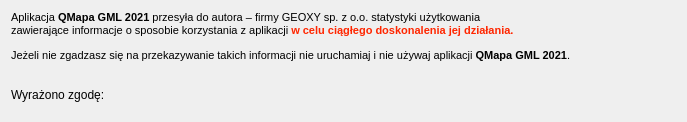
Above: ui/terms_info.ui from geoxyIT/QMapa before the change. Below: the same form after it.
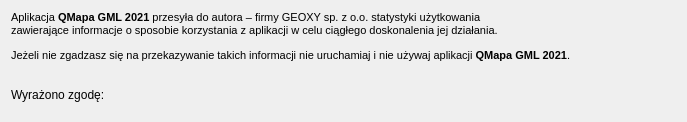
That is the form after the change.

The edit to the form file:
```diff
--- a/ui/terms_info.ui
+++ b/ui/terms_info.ui
@@ -23,7 +23,7 @@
       </font>
      </property>
      <property name="text">
-      <string>&lt;html&gt;&lt;head/&gt;&lt;body&gt;&lt;p&gt;&lt;span style=&quot;font-family:'MS Shell Dlg 2','sans-serif'; color:#000000;&quot;&gt;Aplikacja &lt;/span&gt;&lt;span style=&quot;font-family:'MS Shell Dlg 2','sans-serif'; font-weight:600; color:#000000;&quot;&gt;QMapa GML 2021 &lt;/span&gt;&lt;span style=&quot;font-family:'MS Shell Dlg 2','sans-serif'; color:#000000;&quot;&gt;przesyła do autora – firmy GEOXY sp. z o.o. statystyki użytkowania &lt;br/&gt;zawierające &lt;/span&gt;&lt;span style=&quot;font-family:'MS Shell Dlg 2','sans-serif'; color:#000000;&quot;&gt;informacje o sposobie korzystania z aplikacji &lt;/span&gt;&lt;span style=&quot;font-family:'MS Shell Dlg 2','sans-serif'; font-weight:600; color:#ff2600;&quot;&gt;w celu ciągłego doskonalenia jej działania.&lt;/span&gt;&lt;/p&gt;&lt;p&gt;&lt;span style=&quot;font-family:'MS Shell Dlg 2','sans-serif'; color:#000000;&quot;&gt;Jeżeli nie zgadzasz się na przekazywanie takich informacji nie uruchamiaj i nie używaj aplikacji &lt;/span&gt;&lt;span style=&quot;font-family:'MS Shell Dlg 2','sans-serif'; font-weight:600; color:#000000;&quot;&gt;QMapa GML 2021&lt;/span&gt;&lt;span style=&quot;font-family:'MS Shell Dlg 2','sans-serif'; color:#000000;&quot;&gt;.&lt;/span&gt;&lt;/p&gt;&lt;/body&gt;&lt;/html&gt;
+      <string>&lt;html&gt;&lt;head/&gt;&lt;body&gt;&lt;p&gt;&lt;span style=&quot;font-family:'MS Shell Dlg 2','sans-serif'; color:#000000;&quot;&gt;Aplikacja &lt;/span&gt;&lt;span style=&quot;font-family:'MS Shell Dlg 2','sans-serif'; font-weight:600; color:#000000;&quot;&gt;QMapa GML 2021 &lt;/span&gt;&lt;span style=&quot;font-family:'MS Shell Dlg 2','sans-serif'; color:#000000;&quot;&gt;przesyła do autora – firmy GEOXY sp. z o.o. statystyki użytkowania &lt;br/&gt;zawierające &lt;/span&gt;&lt;span style=&quot;font-family:'MS Shell Dlg 2','sans-serif'; color:#000000;&quot;&gt;informacje o sposobie korzystania z aplikacji &lt;/span&gt;&lt;span style=&quot;font-family:'MS Shell Dlg 2','sans-serif'; font-weight:400; color:#000000;&quot;&gt;w celu ciągłego doskonalenia jej działania.&lt;/span&gt;&lt;/p&gt;&lt;p&gt;&lt;span style=&quot;font-family:'MS Shell Dlg 2','sans-serif'; color:#000000;&quot;&gt;Jeżeli nie zgadzasz się na przekazywanie takich informacji nie uruchamiaj i nie używaj aplikacji &lt;/span&gt;&lt;span style=&quot;font-family:'MS Shell Dlg 2','sans-serif'; font-weight:600; color:#000000;&quot;&gt;QMapa GML 2021&lt;/span&gt;&lt;span style=&quot;font-family:'MS Shell Dlg 2','sans-serif'; color:#000000;&quot;&gt;.&lt;/span&gt;&lt;/p&gt;&lt;/body&gt;&lt;/html&gt;
 </string>
      </property>
      <property name="alignment">
```
Left out of the diff: 2 changed lines with no effect on the pictures.
